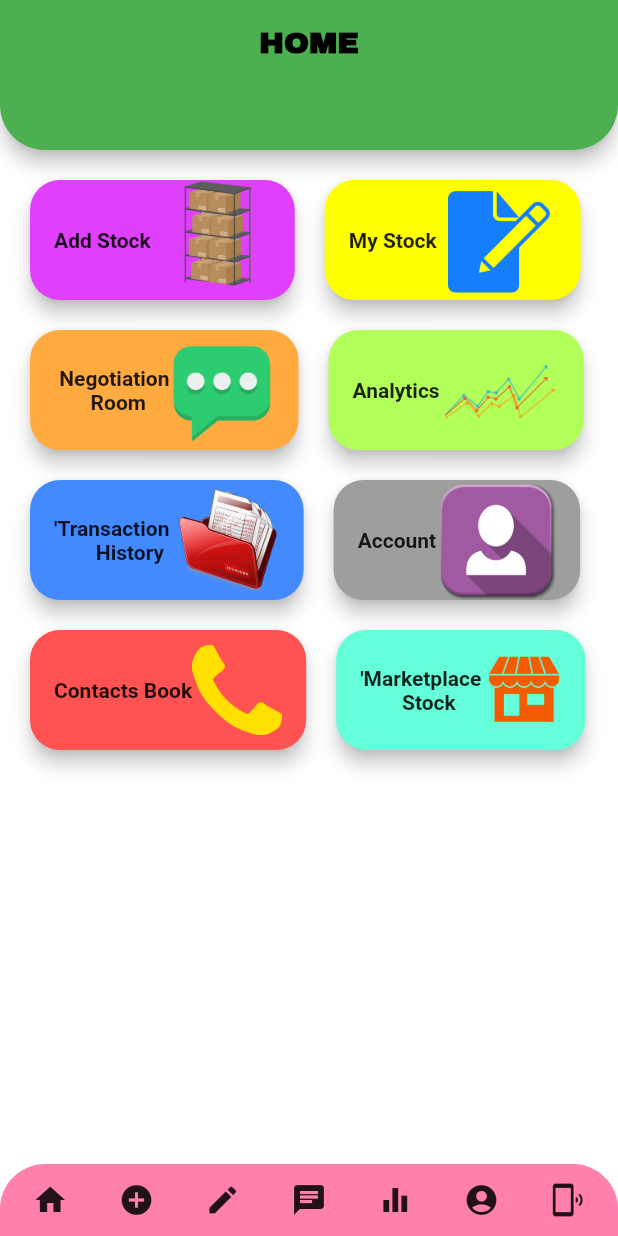
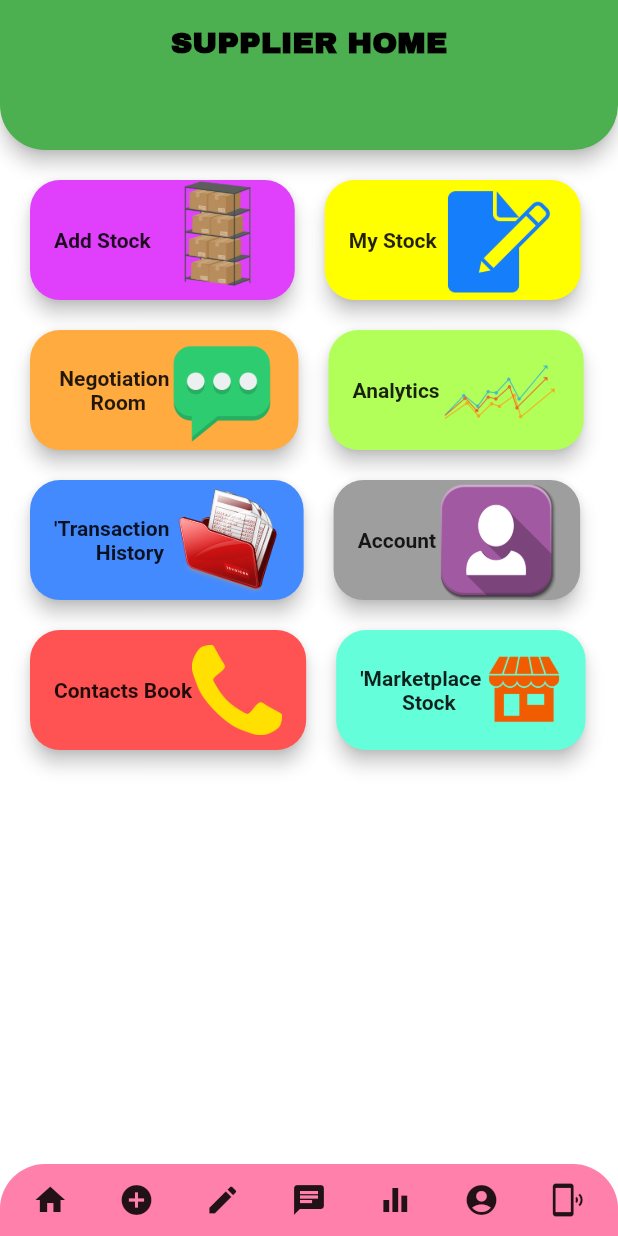
Before and after one commit to KaylaBailey8154/BloomApp, a Flutter app: the screen it shows once a user with an empty profile is signed in, on a phone screen of 412 x 824 dp. Run offline on Flutter 3.47's test engine with Material 2 defaults, Android fonts, the phone set to English and light mode, and no system bars; our stand-ins replace cloud_firestore, firebase_auth, firebase_storage, image_cropper, image_picker, transparent_image; accounts and stored records are empty.

Commit message:
Separated buyers and suppliers, made changes to the database configuration - added new properties to users (role, authentication). Integrated type of user selection into registration flow.

```diff
--- a/lib/main.dart
+++ b/lib/main.dart
@@ -1,4 +1,4 @@
-import 'package:bloomflutterapp/screens/authenticate/register.dart';
+import 'package:bloomflutterapp/screens/authenticate/supplier_register.dart';
 import 'package:bloomflutterapp/screens/authenticate/sign_in.dart';
 import 'package:bloomflutterapp/screens/stock/add_stock.dart';
 import 'package:bloomflutterapp/screens/supplier/view_allsuppliers.dart';
@@ -7,7 +7,7 @@ import 'package:bloomflutterapp/services/auth.dart';
 import 'package:flutter/material.dart';
 import 'package:provider/provider.dart';
 import 'models/user.dart';
-import 'screens/home/home.dart';
+import 'screens/supplier/supplier_home.dart';
 
 void main() {
   runApp(MyApp(),
--- a/lib/screens/authenticate/authenticate.dart
+++ b/lib/screens/authenticate/authenticate.dart
@@ -1,5 +1,6 @@
-import 'package:bloomflutterapp/screens/authenticate/register.dart';
+import 'package:bloomflutterapp/screens/authenticate/supplier_register.dart';
 import 'package:bloomflutterapp/screens/authenticate/sign_in.dart';
+import 'package:bloomflutterapp/screens/authenticate/user_typeselection.dart';
 import 'package:flutter/material.dart';
 
 
@@ -24,7 +25,8 @@ class _AuthenticateState extends State<Authenticate> {
         if(showSignIn){
      return SignIn(toggleView: toggleView);
     }else{
-      return Register(toggleView: toggleView);
+      return UserTypeSelection();
+          //return SupplierRegister(toggleView: toggleView);
     }
   }
 }
--- a/lib/screens/authenticate/buyer_register.dart
+++ b/lib/screens/authenticate/buyer_register.dart
@@ -2,7 +2,7 @@ import 'package:bloomflutterapp/services/auth.dart';
 import 'package:flutter/material.dart';
 import 'package:flutter/services.dart';
 
-class Buyer_Register extends StatefulWidget {
+class BuyerRegister extends StatefulWidget {
 
   //final Function toggleView;
   //Register({this.toggleView});
@@ -11,7 +11,7 @@ class Buyer_Register extends StatefulWidget {
   _BuyerRegisterState createState() => _BuyerRegisterState();
 }
 
-class _BuyerRegisterState extends State<Buyer_Register>{
+class _BuyerRegisterState extends State<BuyerRegister>{
   final AuthService _auth = AuthService();
   final _formKey = GlobalKey<FormState>();
 
@@ -218,7 +218,7 @@ class _BuyerRegisterState extends State<Buyer_Register>{
                             onPressed: () async{
                               if(_formKey.currentState.validate()){
 
-                                dynamic result = await _auth.registerWithEmailAndPassword(email, password,fullName,companyName,phoneNumber);
+                                dynamic result = await _auth.registerBuyerWithEmailAndPassword(email, password,fullName,phoneNumber);
                                 if(result == null)
                                 {
                                   setState(() {
--- a/lib/screens/home/home.dart
+++ b/lib/screens/buyer/buyer_home.dart
@@ -3,10 +3,10 @@ import 'package:bloomflutterapp/screens/stock/view_allstock.dart';
 import 'package:bloomflutterapp/screens/stock/view_mystock.dart';
 import 'package:bloomflutterapp/screens/supplier/view_allsuppliers.dart';
 import 'package:bloomflutterapp/services/auth.dart';
-import 'package:bloomflutterapp/shared/update_supplierdetails.dart';
+import 'file:///C:/Bloom/lib/screens/supplier/update_supplierdetails.dart';
 import 'package:flutter/material.dart';
 
-class Home extends StatelessWidget {
+class SupplierHome extends StatelessWidget {
   final AuthService _auth = AuthService();
 
   @override
@@ -29,7 +29,7 @@ class Home extends StatelessWidget {
         child: AppBar(
           centerTitle: true,
           title: Text(
-            'HOME',
+            'BUYER HOME',
             style: TextStyle(
               color: Colors.black,
               fontFamily: 'Archivo',
--- /dev/null
+++ b/lib/screens/supplier/supplier_home.dart
@@ -0,0 +1,352 @@
+import 'package:bloomflutterapp/screens/stock/add_stock.dart';
+import 'package:bloomflutterapp/screens/stock/view_allstock.dart';
+import 'package:bloomflutterapp/screens/stock/view_mystock.dart';
+import 'package:bloomflutterapp/screens/supplier/view_allsuppliers.dart';
+import 'package:bloomflutterapp/services/auth.dart';
+import 'file:///C:/Bloom/lib/screens/supplier/update_supplierdetails.dart';
+import 'package:flutter/material.dart';
+
+class SupplierHome extends StatelessWidget {
+  final AuthService _auth = AuthService();
+
+  @override
+  Widget build(BuildContext context) {
+
+    void _showDetailsPanel(){
+
+      showModalBottomSheet(context: context, builder: (context){
+        return Container(
+          padding: EdgeInsets.symmetric(vertical: 20,horizontal: 60),
+          child: SupplierDetailsForm(),
+        );
+      });
+    }
+
+    return Scaffold(
+      backgroundColor: Colors.white,
+      appBar: PreferredSize(
+        preferredSize: Size.fromHeight(100.0),
+        child: AppBar(
+          centerTitle: true,
+          title: Text(
+            'SUPPLIER HOME',
+            style: TextStyle(
+              color: Colors.black,
+              fontFamily: 'Archivo',
+              fontWeight: FontWeight.bold,
+              fontSize: 20,
+            ),
+          ),
+          backgroundColor: Colors.green,
+          elevation: 5,
+          shape: RoundedRectangleBorder(
+            borderRadius: BorderRadius.vertical(
+            bottom: Radius.circular(30),),
+          ),
+          ),
+      ),
+      body: Container(
+        height:510 ,
+        child: SingleChildScrollView(
+          child: Column(
+            children: <Widget>[
+              Row(
+                children: <Widget>[
+                  Padding(
+                    padding: EdgeInsets.fromLTRB(20, 20, 20, 0),
+                    child: RaisedButton(
+                      onPressed: () {
+                        Navigator.push(context, MaterialPageRoute(builder: (context)=> AddStock()),
+                        );
+                      },
+                      elevation: 5,
+                      shape: RoundedRectangleBorder(
+                        borderRadius: BorderRadius.circular(20.0),
+                      ),
+                      color: Colors.purpleAccent,
+                      child: Row(
+                        children: <Widget>[
+                          Text(
+                            'Add Stock',
+                            style: TextStyle(
+                              fontWeight: FontWeight.bold,
+                            ),
+                          ),
+                          Image(
+                            image: AssetImage('assets/stock.png'),
+                            width: 80,
+                            height: 80,
+                          )
+                        ],
+                      ),
+                    ),
+                  ),
+                   Padding(
+                     padding: EdgeInsets.fromLTRB(0, 20, 10, 0),
+                     child: RaisedButton(
+                        onPressed: () {
+                          Navigator.push(context, MaterialPageRoute(builder: (context)=> ViewMyStock()));
+                        },
+                        elevation: 5,
+                        shape: RoundedRectangleBorder(
+                          borderRadius: BorderRadius.circular(20.0),
+                        ),
+                        color: Colors.yellowAccent,
+                        child: Row(
+                          children: <Widget>[
+                            Text(
+                              'My Stock',
+                              style: TextStyle(
+                                fontWeight: FontWeight.bold,
+                              ),
+                            ),
+                            Image(
+                              image: AssetImage('assets/edit.png'),
+                              width: 80,
+                              height: 80,
+                            )
+                          ],
+                        ),
+                      ),
+                   ),
+                ],
+              ),
+              Row(
+                children: <Widget>[
+                  Padding(
+                    padding: EdgeInsets.fromLTRB(20, 20, 20, 0),
+                    child: RaisedButton(
+                      onPressed: () {},
+                      elevation: 5,
+                      shape: RoundedRectangleBorder(
+                        borderRadius: BorderRadius.circular(20.0),
+                      ),
+                      color: Colors.orangeAccent,
+                      child: Row(
+                        children: <Widget>[
+                          Text(
+                            ''' Negotiation
+       Room''' ,
+                            style: TextStyle(
+                              fontWeight: FontWeight.bold,
+                            ),
+                          ),
+                          Image(
+                            image: AssetImage('assets/chat.png'),
+                            width: 70,
+                            height: 80,
+                          )
+                        ],
+                      ),
+                    ),
+                  ),
+                  Padding(
+                    padding: EdgeInsets.fromLTRB(0, 20, 10, 0),
+                    child: RaisedButton(
+                      onPressed: () {},
+                      elevation: 5,
+                      shape: RoundedRectangleBorder(
+                        borderRadius: BorderRadius.circular(20.0),
+                      ),
+                      color: Colors.lightGreenAccent,
+                      child: Row(
+                        children: <Widget>[
+                          Text(
+                            'Analytics',
+                            style: TextStyle(
+                              fontWeight: FontWeight.bold,
+                            ),
+                          ),
+                          Image(
+                            image: AssetImage('assets/analytics.png'),
+                            width: 80,
+                            height: 80,
+                          )
+                        ],
+                      ),
+                    ),
+                  ),
+                ],
+              ),
+              Row(
+                children: <Widget>[
+                  Padding(
+                    padding: EdgeInsets.fromLTRB(20, 20, 20, 0),
+                    child: RaisedButton(
+                      onPressed: () {
+
+                      },
+                      elevation: 5,
+                      shape: RoundedRectangleBorder(
+                        borderRadius: BorderRadius.circular(20.0),
+                      ),
+                      color: Colors.blueAccent,
+                      child: Row(
+                        children: <Widget>[
+                          Text(
+                            ''''Transaction
+        History''',
+                            style: TextStyle(
+                              fontWeight: FontWeight.bold,
+                            ),
+                          ),
+                          Image(
+                            image: AssetImage('assets/invoices.png'),
+                            width: 70,
+                            height: 80,
+                          )
+                        ],
+                      ),
+                    ),
+                  ),
+                  Padding(
+                    padding: EdgeInsets.fromLTRB(0, 20, 10, 0),
+                    child: RaisedButton(
+                      onPressed: (){
+                        _showDetailsPanel();
+                      },
+                      elevation: 5,
+                      shape: RoundedRectangleBorder(
+                        borderRadius: BorderRadius.circular(20.0),
+                      ),
+                      color: Colors.grey,
+                      child: Row(
+                        children: <Widget>[
+                          Text(
+                            'Account',
+                            style: TextStyle(
+                              fontWeight: FontWeight.bold,
+                            ),
+                          ),
+                          Image(
+                            image: AssetImage('assets/account.png'),
+                            width: 80,
+                            height: 80,
+                          )
+                        ],
+                      ),
+                    ),
+                  ),
+                ],
+              ),
+              Row(
+                children: <Widget>[
+                  Padding(
+                    padding: EdgeInsets.fromLTRB(20, 20, 20, 0),
+                    child: RaisedButton(
+                      onPressed: () {
+                        Navigator.push(context, MaterialPageRoute(builder: (context) => ViewAllSuppliers()),
+                        );
+                      },
+                      elevation: 5,
+                      shape: RoundedRectangleBorder(
+                        borderRadius: BorderRadius.circular(20.0),
+                      ),
+                      color: Colors.redAccent,
+                      child: Row(
+                        children: <Widget>[
+                          Text(
+                            '''Contacts Book''',
+                            style: TextStyle(
+                              fontWeight: FontWeight.bold,
+                            ),
+                          ),
+                          Image(
+                            image: AssetImage('assets/contacts.png'),
+                            width: 60,
+                            height: 80,
+                          )
+                        ],
+                      ),
+                    ),
+                  ),
+                  Padding(
+                    padding: EdgeInsets.fromLTRB(0, 20, 10, 0),
+                    child: RaisedButton(
+                      onPressed: () {
+                        Navigator.push(context, MaterialPageRoute(builder: (context) => ViewAllStock()),);
+                      },
+                      elevation: 5,
+                      shape: RoundedRectangleBorder(
+                        borderRadius: BorderRadius.circular(20.0),
+                      ),
+                      color: Colors.tealAccent,
+                      child: Row(
+                        children: <Widget>[
+                          Text(
+                            ''''Marketplace
+        Stock''',
+                            style: TextStyle(
+                              fontWeight: FontWeight.bold,
+                            ),
+                          ),
+                          Image(
+                            image: AssetImage('assets/marketplace.png'),
+                            width: 50,
+                            height: 80,
+                          )
+                        ],
+                      ),
+                    ),
+                  ),
+                ],
+              ),
+            ],
+          ),
+        ),
+      ),
+      bottomNavigationBar: ClipRRect(
+            borderRadius: BorderRadius.only(
+            topRight: Radius.circular(30),
+            topLeft: Radius.circular(30),),
+        child: BottomAppBar(
+          color: Colors.pinkAccent[100],
+          child: Row(
+            mainAxisAlignment: MainAxisAlignment.spaceEvenly,
+            children: <Widget>[
+              IconButton(
+                icon: Icon(Icons.home),
+                onPressed: () {
+                  Navigator.pop(context);
+                },
+              ),
+              IconButton(
+                icon: Icon(Icons.add_circle),
+                onPressed: () {
+                  Navigator.push(context, MaterialPageRoute(builder: (context) => AddStock()));
+                },
+              ),
+              IconButton(
+                icon: Icon(Icons.edit),
+                onPressed: () {
+                  Navigator.push(context, MaterialPageRoute(builder: (context) => ViewMyStock()));
+                },
+              ),
+              IconButton(
+                icon: Icon(Icons.chat),
+                onPressed: () {
+                },
+              ),
+              IconButton(
+                icon: Icon(Icons.equalizer),
+                onPressed: () {
+                },
+              ),
+              IconButton(
+                icon: Icon(Icons.account_circle),
+                onPressed: (){
+
+                },
+              ),
+              IconButton(
+                icon: Icon(Icons.phonelink_ring),
+                onPressed: () async { await _auth.signOut();},
+              ),
+            ],
+          ),
+
+        ),
+      ),
+    );
+  }
+}
--- a/lib/shared/update_supplierdetails.dart
+++ b/lib/screens/supplier/update_supplierdetails.dart
@@ -75,7 +75,7 @@ class _SupplierDetailsFormState extends State<SupplierDetailsForm> {
                         ),
                         onPressed: () async {
                           if(_formKey.currentState.validate()){
-                            await DatabaseService(uid: user.uid).updateUserData(
+                            await DatabaseService(uid: user.uid).updateSupplierUserData(
 
                               _currentFullName ?? userData.fullName,
                               _currentCompanyName ?? userData.companyName,
--- a/lib/screens/supplier/view_allsuppliers.dart
+++ b/lib/screens/supplier/view_allsuppliers.dart
@@ -2,7 +2,7 @@ import 'package:bloomflutterapp/models/supplier.dart';
 import 'package:bloomflutterapp/screens/supplier/supplier_list.dart';
 import 'package:bloomflutterapp/services/auth.dart';
 import 'package:bloomflutterapp/services/database.dart';
-import 'package:bloomflutterapp/shared/update_supplierdetails.dart';
+import 'file:///C:/Bloom/lib/screens/supplier/update_supplierdetails.dart';
 import 'package:flutter/material.dart';
 import 'package:provider/provider.dart';
 
--- a/lib/screens/wrapper.dart
+++ b/lib/screens/wrapper.dart
@@ -4,7 +4,7 @@ import 'package:bloomflutterapp/screens/stock/add_stock.dart';
 import 'package:flutter/material.dart';
 import 'package:provider/provider.dart';
 
-import 'home/home.dart';
+import 'supplier/supplier_home.dart';
 
 
 class Wrapper extends StatelessWidget {
@@ -16,10 +16,12 @@ class Wrapper extends StatelessWidget {
 
     //return either home or Auth widget
     if(user==null){
-      return Authenticate();
+            return Authenticate();
     }
     else{
-      return Home();
+//TODO conditional send to different landing screen based on role type (check where document name is the same as the current user uid, then check role type)
+
+      return SupplierHome();
     }
 
   }
```
Also changed, not shown: lib/screens/authenticate/supplier_register.dart (renamed from lib/screens/authenticate/register.dart, +14 -6 lines), lib/screens/authenticate/user_typeselection.dart (renamed from lib/screens/authenticate/user.dart, +9 -3 lines), lib/services/auth.dart (+20 -3 lines), lib/services/database.dart (+14 -6 lines). Lines whose indentation alone changed are shown as unchanged.
